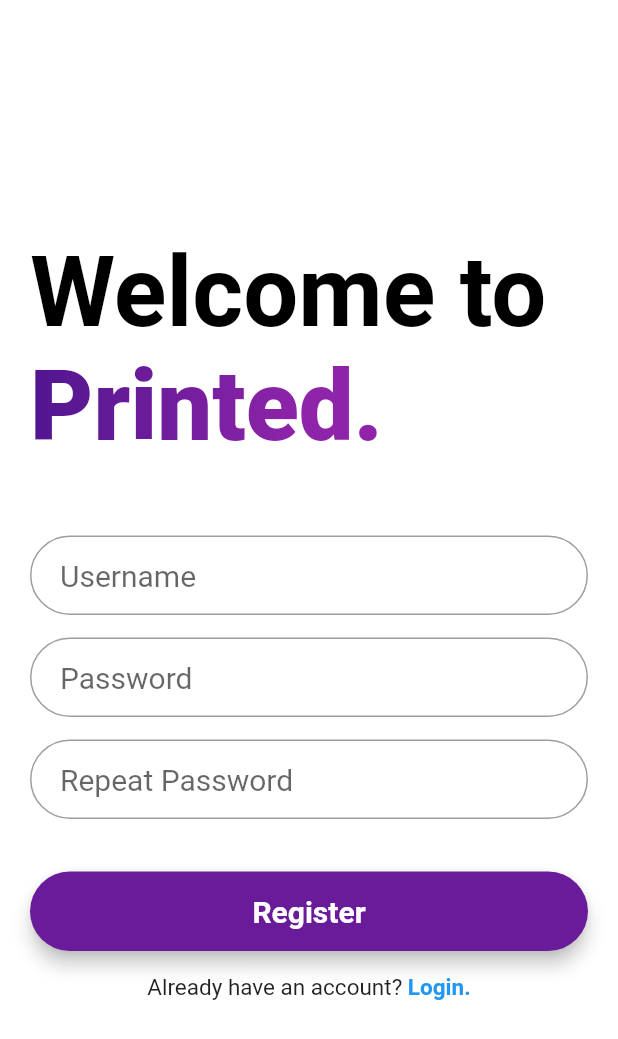
After one commit to M7mdisk/Flutter-Printed, a Flutter app: the Register screen opened directly, on a phone screen of 412 x 824 dp. The commit adds this screen. Shown: the top 1039 px of the screen. Run offline on Flutter 3.47's test engine with Material 2 defaults, Android fonts, the phone set to English and light mode, and no system bars; Roboto replaces fonts that are missing (Montserrat).

Commit message:
Seperated pages and organized file structure.

```diff
--- a/lib/main.dart
+++ b/lib/main.dart
@@ -1,5 +1,6 @@
-import 'package:flutter/gestures.dart';
 import 'package:flutter/material.dart';
+import 'package:printed/pages/login.dart';
+import 'package:printed/pages/register.dart';
 
 void main() {
   runApp(MyApp());
@@ -30,105 +31,6 @@ class MyHomePage extends StatefulWidget {
 class _MyHomePageState extends State<MyHomePage> {
   @override
   Widget build(BuildContext context) {
-    return Scaffold(
-      body: Center(
-        child: Container(
-          color: Colors.white,
-          child: Padding(
-            padding: const EdgeInsets.all(20.0),
-            child: Column(
-              crossAxisAlignment: CrossAxisAlignment.center,
-              mainAxisAlignment: MainAxisAlignment.center,
-              children: <Widget>[
-                SizedBox(
-                  height: 155.0,
-                  child: Text.rich(
-                    TextSpan(
-                        style: TextStyle(
-                            color: Colors.black,
-                            fontSize: 65,
-                            fontWeight: FontWeight.w600),
-                        children: [
-                          TextSpan(text: "Welcome to "),
-                          TextSpan(
-                              text: "Printed.",
-                              style: TextStyle(
-                                  fontWeight: FontWeight.w900,
-                                  foreground: Paint()
-                                    ..shader = LinearGradient(
-                                      colors: <Color>[
-                                        Colors.purple[900],
-                                        Colors.purple[600]
-                                      ],
-                                    ).createShader(
-                                        Rect.fromLTWH(0.0, 0.0, 200.0, 70.0))))
-                        ]),
-                  ),
-                ),
-                SizedBox(height: 45.0),
-                TextField(
-                  obscureText: false,
-                  style: TextStyle(fontFamily: 'Montserrat', fontSize: 20.0),
-                  decoration: InputDecoration(
-                      contentPadding:
-                          EdgeInsets.fromLTRB(20.0, 15.0, 20.0, 15.0),
-                      hintText: "Username",
-                      border: OutlineInputBorder(
-                          borderRadius: BorderRadius.circular(32.0))),
-                ),
-                SizedBox(height: 25.0),
-                TextField(
-                  obscureText: true,
-                  style: TextStyle(fontFamily: 'Montserrat', fontSize: 20.0),
-                  decoration: InputDecoration(
-                      contentPadding:
-                          EdgeInsets.fromLTRB(20.0, 15.0, 20.0, 15.0),
-                      hintText: "Password",
-                      border: OutlineInputBorder(
-                          borderRadius: BorderRadius.circular(32.0))),
-                ),
-                SizedBox(
-                  height: 35.0,
-                ),
-                Material(
-                  elevation: 5.0,
-                  borderRadius: BorderRadius.circular(30.0),
-                  color: Colors.purple[800],
-                  child: MaterialButton(
-                    minWidth: MediaQuery.of(context).size.width,
-                    padding: EdgeInsets.fromLTRB(20.0, 15.0, 20.0, 15.0),
-                    onPressed: () {},
-                    child: Text("Login",
-                        textAlign: TextAlign.center,
-                        style: TextStyle(
-                            fontFamily: 'Montserrat',
-                            fontSize: 20.0,
-                            color: Colors.white,
-                            fontWeight: FontWeight.bold)),
-                  ),
-                ),
-                SizedBox(
-                  height: 15.0,
-                ),
-                Text.rich(
-                  TextSpan(
-                    style: TextStyle(fontSize: 15),
-                    children: <TextSpan>[
-                      TextSpan(text: "Don't have an account?"),
-                      TextSpan(
-                          text: ' Register.',
-                          style: TextStyle(
-                              color: Colors.blue, fontWeight: FontWeight.bold),
-                          recognizer: TapGestureRecognizer()
-                            ..onTap = () => print('click')),
-                    ],
-                  ),
-                ),
-              ],
-            ),
-          ),
-        ),
-      ),
-    );
+    return Login();
   }
 }
--- /dev/null
+++ b/lib/pages/login.dart
@@ -0,0 +1,112 @@
+import 'package:flutter/gestures.dart';
+import 'package:flutter/material.dart';
+
+class Login extends StatelessWidget {
+  const Login({
+    Key key,
+  }) : super(key: key);
+
+  @override
+  Widget build(BuildContext context) {
+    return Scaffold(
+      body: Center(
+        child: Container(
+          color: Colors.white,
+          child: Padding(
+            padding: const EdgeInsets.all(20.0),
+            child: Column(
+              crossAxisAlignment: CrossAxisAlignment.center,
+              mainAxisAlignment: MainAxisAlignment.center,
+              children: <Widget>[
+                SizedBox(
+                  height: 155.0,
+                  child: Text.rich(
+                    TextSpan(
+                        style: TextStyle(
+                            color: Colors.black,
+                            fontSize: 65,
+                            fontWeight: FontWeight.w600),
+                        children: [
+                          TextSpan(text: "Welcome to "),
+                          TextSpan(
+                              text: "Printed.",
+                              style: TextStyle(
+                                  fontWeight: FontWeight.w900,
+                                  foreground: Paint()
+                                    ..shader = LinearGradient(
+                                      colors: <Color>[
+                                        Colors.purple[900],
+                                        Colors.purple[600]
+                                      ],
+                                    ).createShader(
+                                        Rect.fromLTWH(0.0, 0.0, 200.0, 70.0))))
+                        ]),
+                  ),
+                ),
+                SizedBox(height: 45.0),
+                TextField(
+                  obscureText: false,
+                  style: TextStyle(fontFamily: 'Montserrat', fontSize: 20.0),
+                  decoration: InputDecoration(
+                      contentPadding:
+                          EdgeInsets.fromLTRB(20.0, 15.0, 20.0, 15.0),
+                      hintText: "Username",
+                      border: OutlineInputBorder(
+                          borderRadius: BorderRadius.circular(32.0))),
+                ),
+                SizedBox(height: 25.0),
+                TextField(
+                  obscureText: true,
+                  style: TextStyle(fontFamily: 'Montserrat', fontSize: 20.0),
+                  decoration: InputDecoration(
+                      contentPadding:
+                          EdgeInsets.fromLTRB(20.0, 15.0, 20.0, 15.0),
+                      hintText: "Password",
+                      border: OutlineInputBorder(
+                          borderRadius: BorderRadius.circular(32.0))),
+                ),
+                SizedBox(
+                  height: 35.0,
+                ),
+                Material(
+                  elevation: 5.0,
+                  borderRadius: BorderRadius.circular(30.0),
+                  color: Colors.purple[800],
+                  child: MaterialButton(
+                    minWidth: MediaQuery.of(context).size.width,
+                    padding: EdgeInsets.fromLTRB(20.0, 15.0, 20.0, 15.0),
+                    onPressed: () {},
+                    child: Text("Login",
+                        textAlign: TextAlign.center,
+                        style: TextStyle(
+                            fontFamily: 'Montserrat',
+                            fontSize: 20.0,
+                            color: Colors.white,
+                            fontWeight: FontWeight.bold)),
+                  ),
+                ),
+                SizedBox(
+                  height: 15.0,
+                ),
+                Text.rich(
+                  TextSpan(
+                    style: TextStyle(fontSize: 15),
+                    children: <TextSpan>[
+                      TextSpan(text: "Don't have an account?"),
+                      TextSpan(
+                          text: ' Register.',
+                          style: TextStyle(
+                              color: Colors.blue, fontWeight: FontWeight.bold),
+                          recognizer: TapGestureRecognizer()
+                            ..onTap = () => print('click')),
+                    ],
+                  ),
+                ),
+              ],
+            ),
+          ),
+        ),
+      ),
+    );
+  }
+}
--- /dev/null
+++ b/lib/pages/register.dart
@@ -0,0 +1,123 @@
+import 'package:flutter/gestures.dart';
+import 'package:flutter/material.dart';
+
+class Register extends StatelessWidget {
+  const Register({
+    Key key,
+  }) : super(key: key);
+
+  @override
+  Widget build(BuildContext context) {
+    return Scaffold(
+      body: Center(
+        child: Container(
+          color: Colors.white,
+          child: Padding(
+            padding: const EdgeInsets.all(20.0),
+            child: Column(
+              crossAxisAlignment: CrossAxisAlignment.center,
+              mainAxisAlignment: MainAxisAlignment.center,
+              children: <Widget>[
+                SizedBox(
+                  height: 155.0,
+                  child: Text.rich(
+                    TextSpan(
+                        style: TextStyle(
+                            color: Colors.black,
+                            fontSize: 65,
+                            fontWeight: FontWeight.w600),
+                        children: [
+                          TextSpan(text: "Welcome to "),
+                          TextSpan(
+                              text: "Printed.",
+                              style: TextStyle(
+                                  fontWeight: FontWeight.w900,
+                                  foreground: Paint()
+                                    ..shader = LinearGradient(
+                                      colors: <Color>[
+                                        Colors.purple[900],
+                                        Colors.purple[600]
+                                      ],
+                                    ).createShader(
+                                        Rect.fromLTWH(0.0, 0.0, 200.0, 70.0))))
+                        ]),
+                  ),
+                ),
+                SizedBox(height: 45.0),
+                TextField(
+                  obscureText: false,
+                  style: TextStyle(fontFamily: 'Montserrat', fontSize: 20.0),
+                  decoration: InputDecoration(
+                      contentPadding:
+                          EdgeInsets.fromLTRB(20.0, 15.0, 20.0, 15.0),
+                      hintText: "Username",
+                      border: OutlineInputBorder(
+                          borderRadius: BorderRadius.circular(32.0))),
+                ),
+                SizedBox(height: 15.0),
+                TextField(
+                  obscureText: true,
+                  style: TextStyle(fontFamily: 'Montserrat', fontSize: 20.0),
+                  decoration: InputDecoration(
+                      contentPadding:
+                          EdgeInsets.fromLTRB(20.0, 15.0, 20.0, 15.0),
+                      hintText: "Password",
+                      border: OutlineInputBorder(
+                          borderRadius: BorderRadius.circular(32.0))),
+                ),
+                SizedBox(height: 15.0),
+                TextField(
+                  obscureText: true,
+                  style: TextStyle(fontFamily: 'Montserrat', fontSize: 20.0),
+                  decoration: InputDecoration(
+                      contentPadding:
+                          EdgeInsets.fromLTRB(20.0, 15.0, 20.0, 15.0),
+                      hintText: "Repeat Password",
+                      border: OutlineInputBorder(
+                          borderRadius: BorderRadius.circular(32.0))),
+                ),
+                SizedBox(
+                  height: 35.0,
+                ),
+                Material(
+                  elevation: 5.0,
+                  borderRadius: BorderRadius.circular(30.0),
+                  color: Colors.purple[800],
+                  child: MaterialButton(
+                    minWidth: MediaQuery.of(context).size.width,
+                    padding: EdgeInsets.fromLTRB(20.0, 15.0, 20.0, 15.0),
+                    onPressed: () {},
+                    child: Text("Register",
+                        textAlign: TextAlign.center,
+                        style: TextStyle(
+                            fontFamily: 'Montserrat',
+                            fontSize: 20.0,
+                            color: Colors.white,
+                            fontWeight: FontWeight.bold)),
+                  ),
+                ),
+                SizedBox(
+                  height: 15.0,
+                ),
+                Text.rich(
+                  TextSpan(
+                    style: TextStyle(fontSize: 15),
+                    children: <TextSpan>[
+                      TextSpan(text: "Already have an account?"),
+                      TextSpan(
+                          text: ' Login.',
+                          style: TextStyle(
+                              color: Colors.blue, fontWeight: FontWeight.bold),
+                          recognizer: TapGestureRecognizer()
+                            ..onTap = () => print('click')),
+                    ],
+                  ),
+                ),
+              ],
+            ),
+          ),
+        ),
+      ),
+    );
+  }
+}
--- a/pubspec.yaml
+++ b/pubspec.yaml
@@ -23,7 +23,8 @@ environment:
 dependencies:
   flutter:
     sdk: flutter
-
+  http: ^0.12.2
+  flutter_secure_storage: ^3.3.5
 
   # The following adds the Cupertino Icons font to your application.
   # Use with the CupertinoIcons class for iOS style icons.
```
Also changed, not shown: lib/register.dart (deleted), pubspec.lock.
